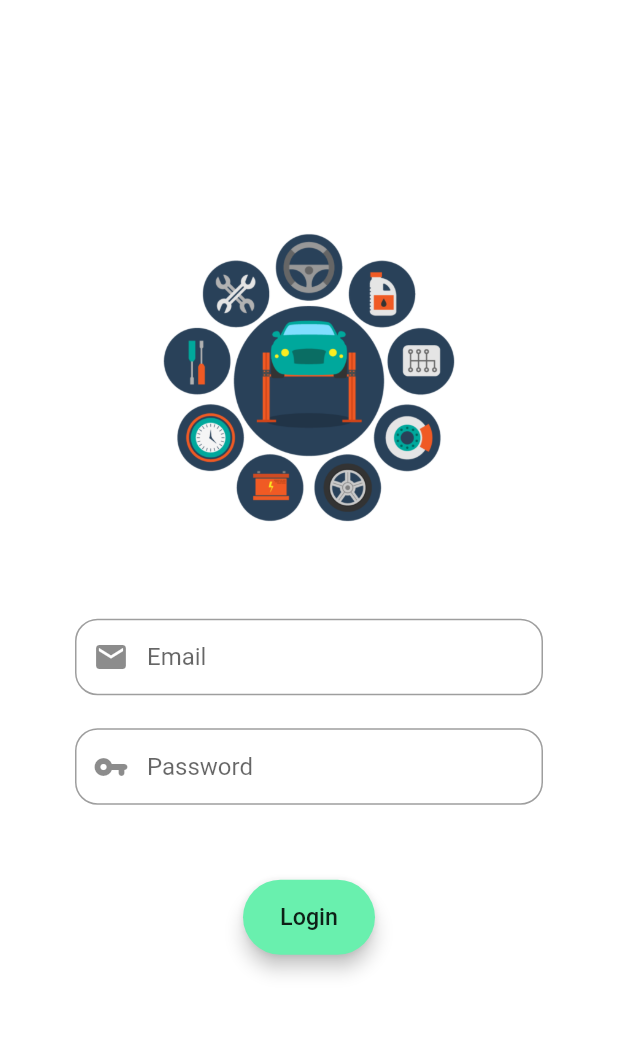
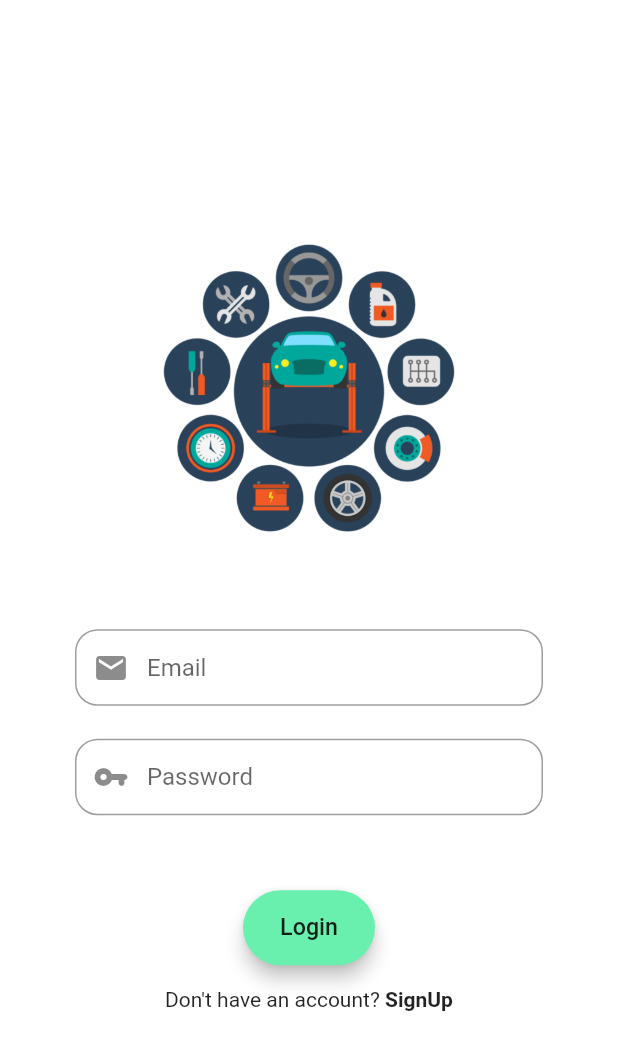
Before and after one commit to lesllarmand/aplicatie_licenta, a Flutter app: the screen it shows after launch, on a phone screen of 412 x 824 dp. Shown: the top 1050 px of the screen. Run offline on Flutter 3.47's test engine with Material 2 defaults, Android fonts, the light colour scheme and no system bars.

Commit message:
Authentification Part - Login Design SignUp
Added message for not having an account.  Also, a SignUp that redirects user to register page (only design, not functional yet

```diff
--- a/lib/authentification_Pages/login_page.dart
+++ b/lib/authentification_Pages/login_page.dart
@@ -117,10 +117,25 @@ class _LoginScreenState extends State<LoginScreen> {
                   SizedBox(height: 50),
                   loginButton,
                   // give space between boxes, images or other stuff in the page
-                  SizedBox(height: 45),
+                  SizedBox(height: 15),
+                  // SignUp
+                  // below login button: add message for not having an account yet and a SignUp that redirects user to register page
                   Row(
                     mainAxisAlignment: MainAxisAlignment.center,
-                    children: <Widget>[],
+                    children: <Widget>[
+                      Text("Don't have an account?"),
+                      // this will detect when an user will click on it
+                      GestureDetector(
+                        onTap: () {},
+                        child: Text(
+                          " SignUp",
+                          style: TextStyle(
+                            fontSize: 14,
+                            fontWeight: FontWeight.bold,
+                          ),
+                        ),
+                      ),
+                    ],
                   )
                 ],
               ),
```
